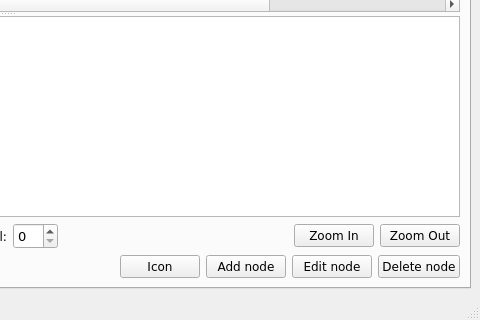
Old version of the form ui/main_window.ui in the repository CS4311-spring-2020/pick-tool-team14-keikaku; both pictures show x 469 to 949 and y 349 to 669 of the 949 by 669 pixel window.
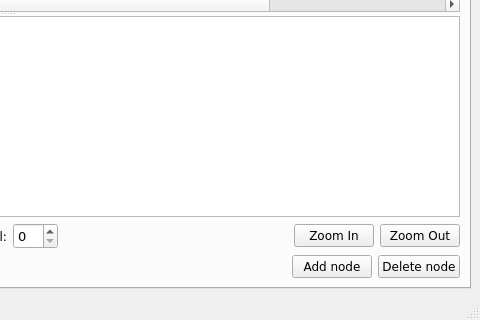
New version of the form. The open tabs and pages were chosen to show the change. Icons and pictures are not drawn.

Commit message: Improved robustness of directory pathing. Improved robustness of host name resolution. Created definitions file. Made adjustments to UI files. Remove icon config from main window.

What changed in the file:
```diff
--- a/ui/main_window.ui
+++ b/ui/main_window.ui
@@ -1248,13 +1248,6 @@
             </property>
            </spacer>
           </item>
-          <item>
-           <widget class="QPushButton" name="iconButton">
-            <property name="text">
-             <string>Icon</string>
-            </property>
-           </widget>
-          </item>
           <item>
            <widget class="QPushButton" name="addNodePushButton">
             <property name="sizePolicy">
@@ -1268,19 +1261,6 @@
             </property>
            </widget>
           </item>
-          <item>
-           <widget class="QPushButton" name="editNodePushButton">
-            <property name="sizePolicy">
-             <sizepolicy hsizetype="Fixed" vsizetype="Fixed">
-              <horstretch>0</horstretch>
-              <verstretch>0</verstretch>
-             </sizepolicy>
-            </property>
-            <property name="text">
-             <string>Edit node</string>
-            </property>
-           </widget>
-          </item>
           <item>
            <widget class="QPushButton" name="deleteNodePushButton">
             <property name="sizePolicy">
```
Left out of the diff: 25 changed lines with no effect on the pictures. The commit also changes 19 other files.
